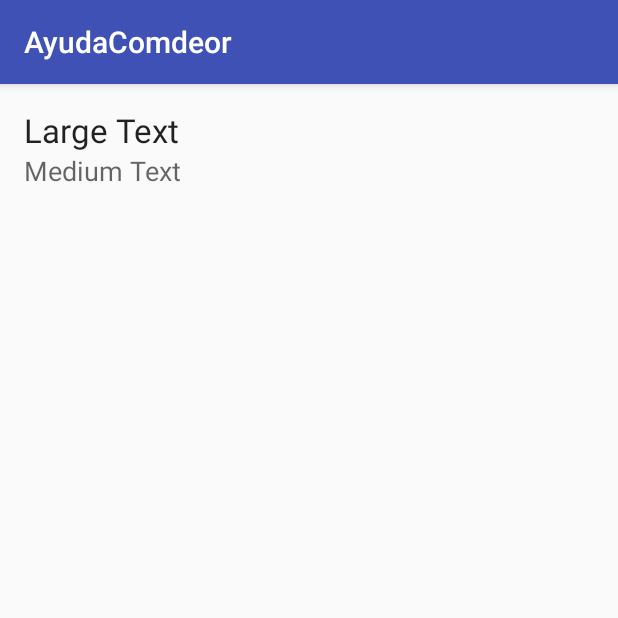
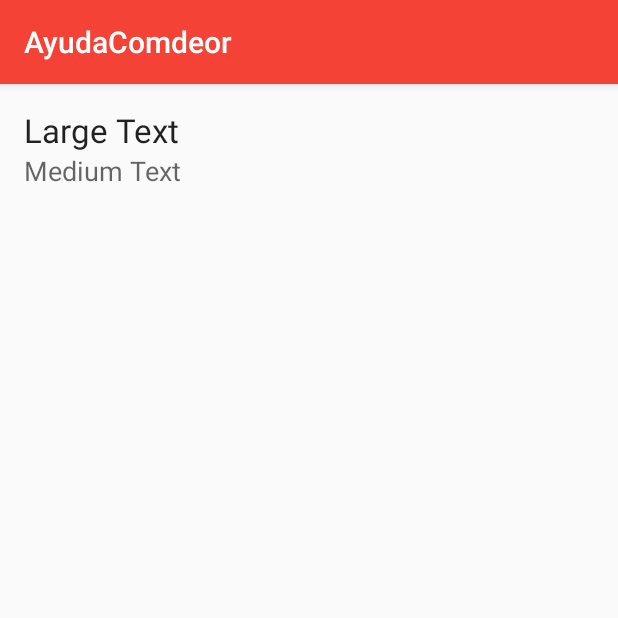
Before and after one commit to Tannyzz/App-AyudaComedor, an Android app: the screen it shows after launch (MainActivity), on a phone screen of 412 x 824 dp, the top half of it. Run offline under Robolectric (Android 15) with nearby library versions, the phone set to English and light mode, and no system bars.

Commit message:
Cambio de colores del toolbar a color rojo

```diff
--- a/app/src/main/res/values/colors.xml
+++ b/app/src/main/res/values/colors.xml
@@ -1,6 +1,6 @@
 <?xml version="1.0" encoding="utf-8"?>
 <resources>
-    <color name="colorPrimary">#3F51B5</color>
-    <color name="colorPrimaryDark">#303F9F</color>
-    <color name="colorAccent">#FF4081</color>
+    <color name="colorPrimary">#F44336</color>
+    <color name="colorPrimaryDark">#d50000</color>
+    <color name="colorAccent">#FFC107</color>
 </resources>
```
